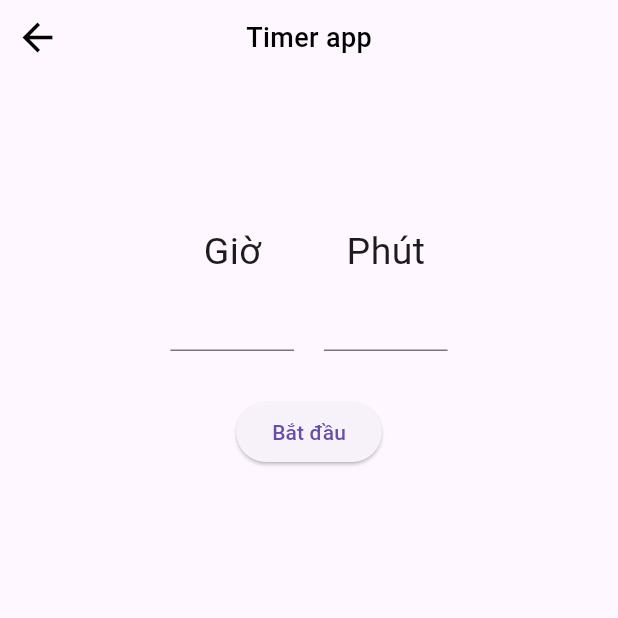
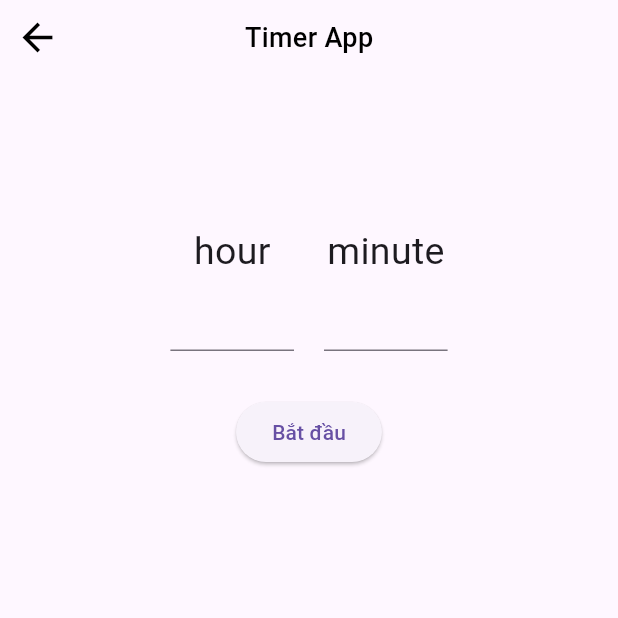
Before and after one commit to khanhluongHA/musicApp_and_weatherApp, a Flutter app: the screen it shows after launch, in the side drawer, after a tap on "Timer app", on a phone screen of 412 x 824 dp, the top half of it. Run offline on Flutter 3.47's test engine with Material 3 defaults, Android fonts, the phone set to English and light mode, and no system bars; our stand-ins replace audio_video_progress_bar, audioplayers, bloc, copy_with_extension, equatable, firebase_core and 7 more; accounts and stored records are empty.

Commit message:
first commit

```diff
--- a/lib/screens/timer_page/input_time.dart
+++ b/lib/screens/timer_page/input_time.dart
@@ -35,7 +35,7 @@ class _InputTimeState extends State<InputTime> {
           child: Column(
             children: [
               HeaderApp(
-                title: 'Timer app',
+                title: 'Timer App',
                 callback: () {
                   Navigator.push(context,
                       MaterialPageRoute(builder: (context) => const HomeApp()));
@@ -51,7 +51,7 @@ class _InputTimeState extends State<InputTime> {
                     mainAxisAlignment: MainAxisAlignment.center,
                     children: [
                       const Text(
-                        'Giờ',
+                        'hour',
                         style: TextStyle(
                           fontSize: 25,
                         ),
@@ -72,7 +72,7 @@ class _InputTimeState extends State<InputTime> {
                   Column(
                     children: [
                       const Text(
-                        'Phút',
+                        'minute',
                         style: TextStyle(
                           fontSize: 25,
                         ),
```
